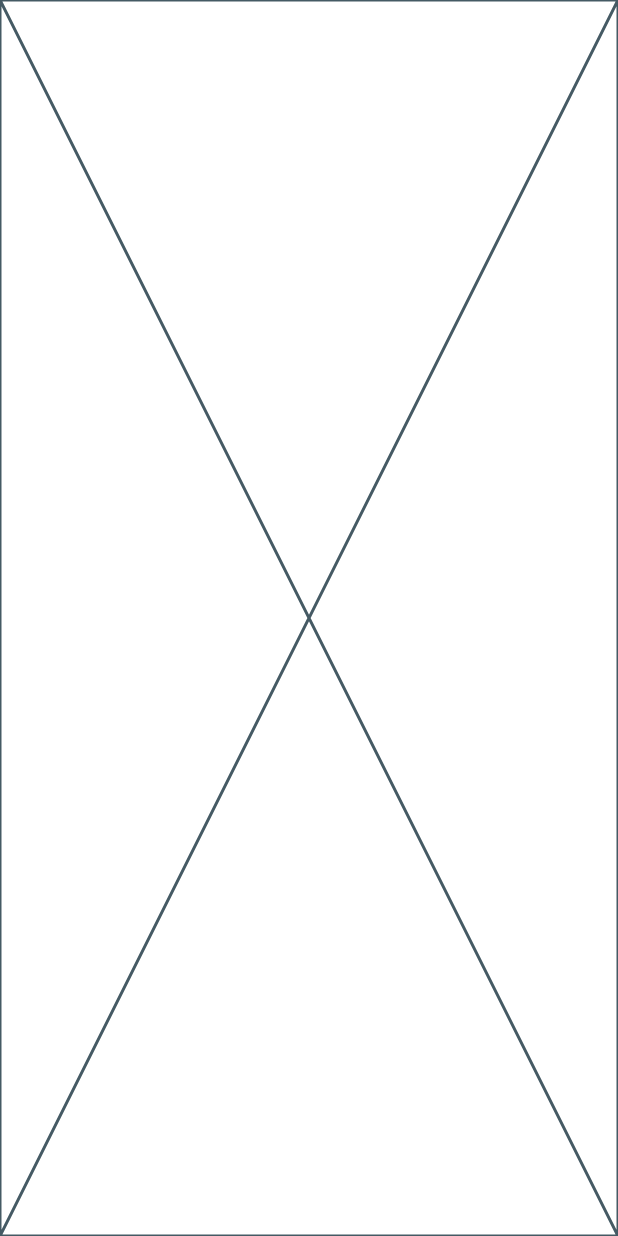
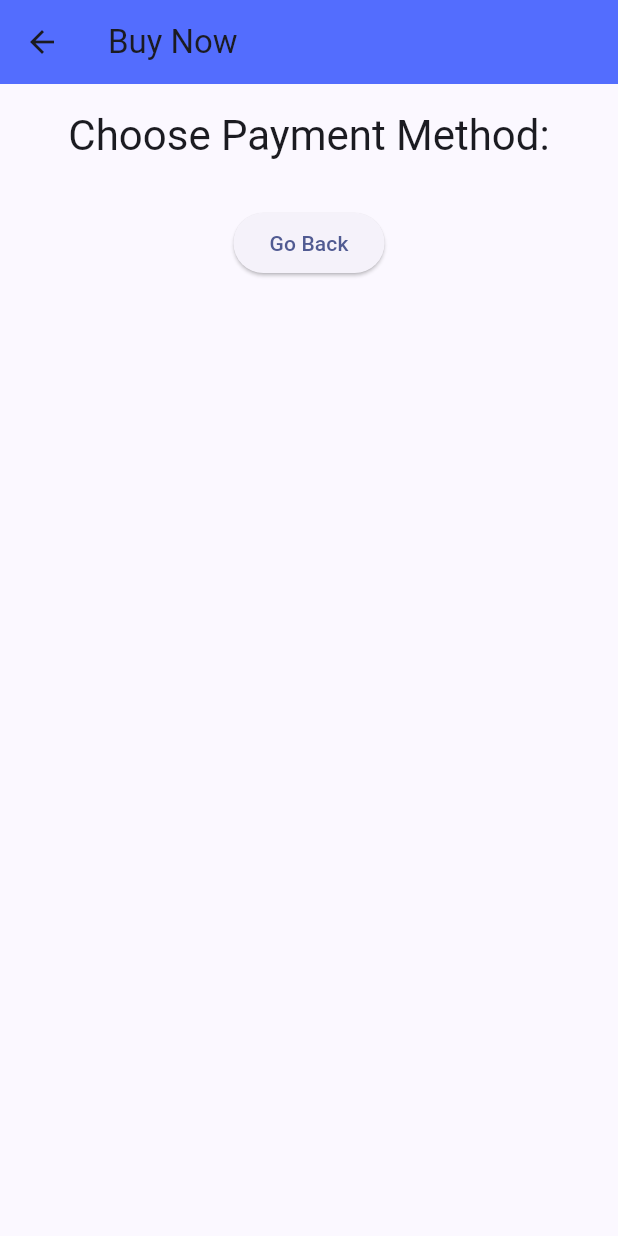
Before and after one commit to BlasterOverlord/assignment_1, a Flutter app: the screen it shows after launch, after a tap on "Buy Now", on a phone screen of 412 x 824 dp. Run offline on Flutter 3.47's test engine with Material 3 defaults, Android fonts, the phone set to English and light mode, and no system bars.

Commit message:
incomplete second page due to running out of time

```diff
--- a/lib/Pages/secondPage.dart
+++ b/lib/Pages/secondPage.dart
@@ -5,6 +5,34 @@ class BuyNow extends StatelessWidget {
 
   @override
   Widget build(BuildContext context) {
-    return const Placeholder();
+    return Scaffold(
+      appBar: AppBar(
+        title: const Text('Buy Now'),
+      ),
+      body: Padding(
+        padding: const EdgeInsets.all(16),
+        child: Column(
+         children: [
+           Text(
+             'Choose Payment Method:',
+             style: Theme.of(context).textTheme.headlineMedium,
+           ),
+           const SizedBox(height: 10),
+           const Row(
+             mainAxisAlignment: MainAxisAlignment.spaceEvenly,
+             children: [
+             ],
+           ),
+           const SizedBox(height: 20),
+           ElevatedButton(
+             onPressed: () {
+               Navigator.pop(context);
+             },
+             child: const Text('Go Back'),
+           ),
+         ]
+        ),
+      ),
+    );
   }
 }
```
Also changed, not shown: images/bkash.png (added).
